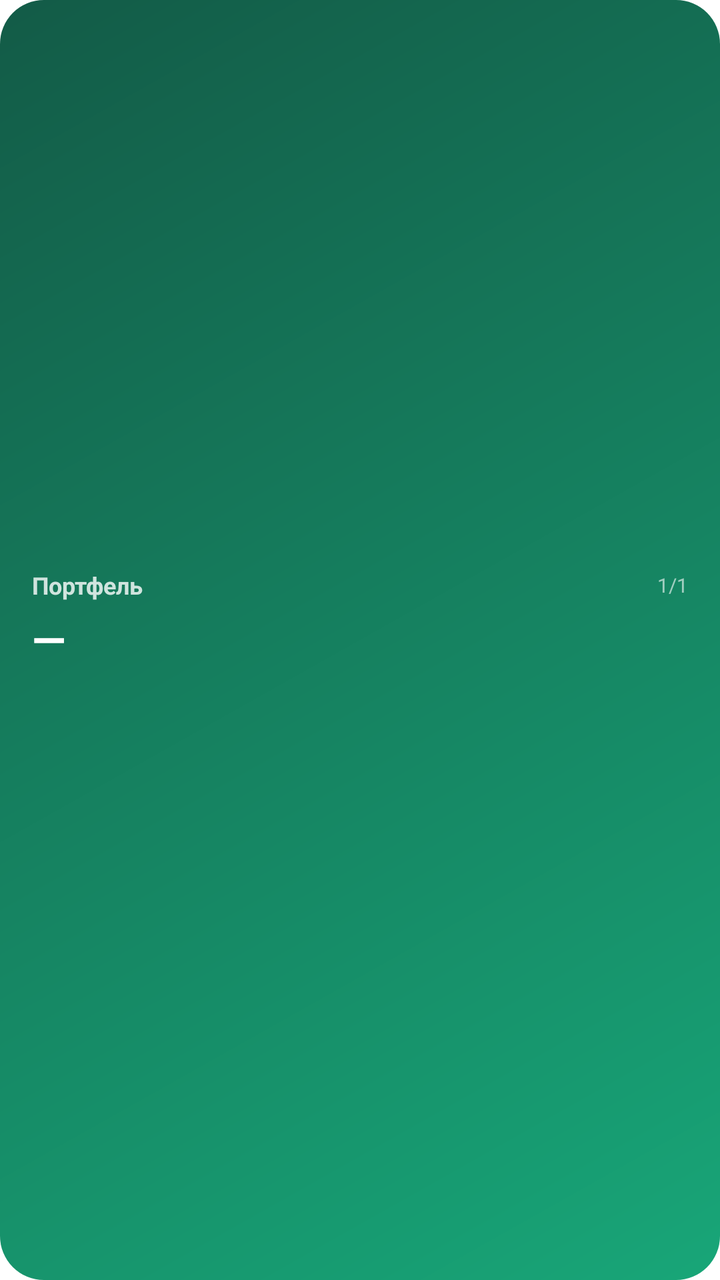
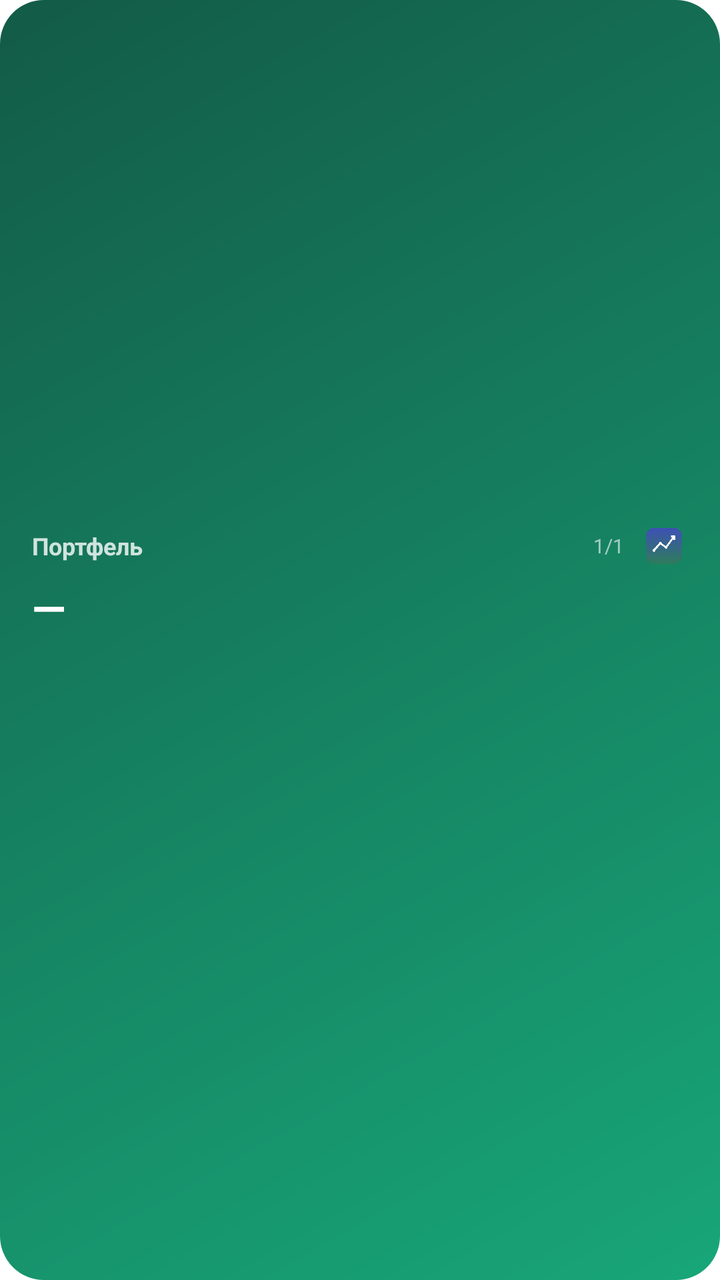

Compare the two renders of this Android layout. The source of the first and the diff that turns it into the second are given below.
<!-- AndroidManifest.xml: fallback theme Theme.MaterialComponents.DayNight.NoActionBar -->
<!-- res/layout/portfolio_widget.xml -->
<?xml version="1.0" encoding="utf-8"?>
<LinearLayout xmlns:android="http://schemas.android.com/apk/res/android"
    android:id="@+id/widget_root"
    android:layout_width="match_parent"
    android:layout_height="match_parent"
    android:orientation="vertical"
    android:background="@drawable/widget_background"
    android:padding="16dp"
    android:gravity="center_vertical">

    <LinearLayout
        android:layout_width="match_parent"
        android:layout_height="wrap_content"
        android:gravity="center_vertical"
        android:orientation="horizontal">
        <TextView
            android:id="@+id/widget_title"
            android:layout_width="0dp"
            android:layout_height="wrap_content"
            android:layout_weight="1"
            android:text="Портфель"
            android:textSize="12sp"
            android:textStyle="bold"
            android:textColor="#CCFFFFFF" />
        <TextView
            android:id="@+id/widget_page"
            android:layout_width="wrap_content"
            android:layout_height="wrap_content"
            android:text="1/1"
            android:textSize="10sp"
            android:textColor="#99FFFFFF" />
    </LinearLayout>

    <TextView
        android:id="@+id/widget_value"
        android:layout_width="wrap_content"
        android:layout_height="wrap_content"
        android:layout_marginTop="4dp"
        android:text="—"
        android:textSize="22sp"
        android:textStyle="bold"
        android:textColor="#FFFFFFFF" />

    <TextView
        android:id="@+id/widget_pnl"
        android:layout_width="wrap_content"
        android:layout_height="wrap_content"
        android:layout_marginTop="4dp"
        android:text=""
        android:textSize="13sp"
        android:textColor="#FFFFFFFF" />

</LinearLayout>
<!-- resources referenced by this layout -->
<resources>
  <!-- drawable widget_background (drawable) -->
  <?xml version="1.0" encoding="utf-8"?>
  <shape xmlns:android="http://schemas.android.com/apk/res/android"
      android:shape="rectangle">
      <gradient android:angle="315" android:startColor="#135B47" android:endColor="#18A678" />
      <corners android:radius="22dp" />
  </shape>
</resources>

<!-- the commit's change to res/layout/portfolio_widget.xml (unified diff, before → after) -->
@@ -29,6 +29,15 @@
             android:text="1/1"
             android:textSize="10sp"
             android:textColor="#99FFFFFF" />
+        <ImageView
+            android:id="@+id/widget_open"
+            android:layout_width="24dp"
+            android:layout_height="24dp"
+            android:layout_marginStart="8dp"
+            android:background="?android:attr/selectableItemBackgroundBorderless"
+            android:contentDescription="Открыть приложение"
+            android:padding="3dp"
+            android:src="@mipmap/ic_launcher" />
     </LinearLayout>
 
     <TextView
@@ -41,6 +50,14 @@
         android:textStyle="bold"
         android:textColor="#FFFFFFFF" />
 
+    <ImageView
+        android:id="@+id/widget_chart"
+        android:layout_width="match_parent"
+        android:layout_height="34dp"
+        android:layout_marginTop="5dp"
+        android:contentDescription="График стоимости портфеля"
+        android:scaleType="fitXY" />
+
     <TextView
         android:id="@+id/widget_pnl"
         android:layout_width="wrap_content"
<!-- resource entries referenced after the edit -->
@@ -7,5 +7,6 @@
       <gradient android:angle="315" android:startColor="#135B47" android:endColor="#18A678" />
       <corners android:radius="22dp" />
   </shape>
+  <!-- mipmap ic_launcher: png bitmap (mipmap-hdpi, 928 bytes) -->
 </resources>
 
